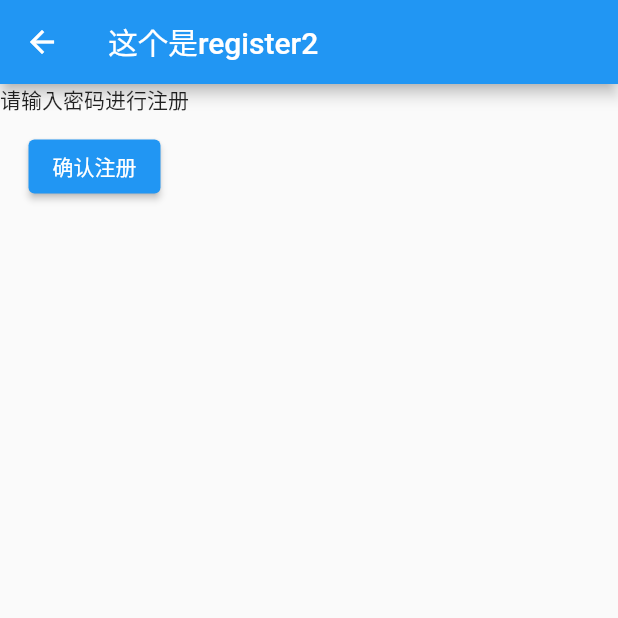
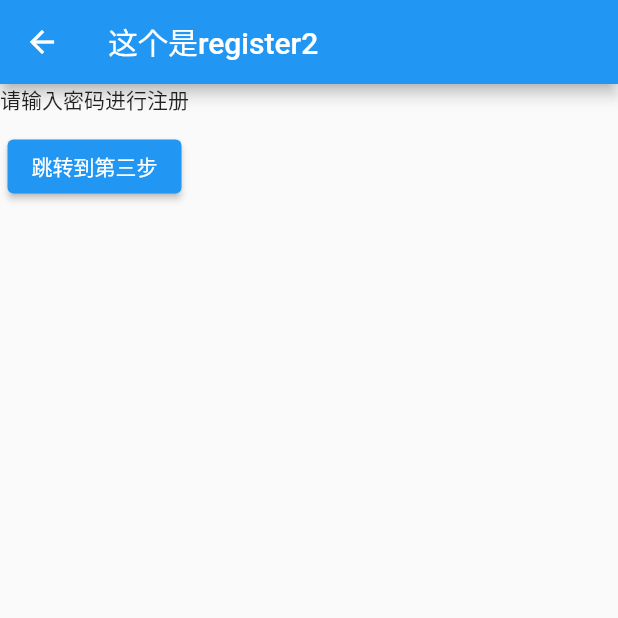
Before and after one commit to xiaoyaole3/flutter_learn, a Flutter app: the RegisterFirstPage screen opened directly, after a tap on "下一步", on a phone screen of 412 x 824 dp, the top half of it. Run offline on Flutter 3.47's test engine with Material 2 defaults, Android fonts, the phone set to English and light mode, and no system bars.

Commit message:
通过指定跳转到某个页面，同时将路径上的路由置为null

```diff
--- a/lib/pages/users/RegisterFirst.dart
+++ b/lib/pages/users/RegisterFirst.dart
@@ -16,9 +16,10 @@ class RegisterFirstPage extends StatelessWidget {
           ElevatedButton(
             child: Text("下一步"),
             onPressed: () {
-              // Navigator.pushNamed(context, '/registerSecond');
+              Navigator.pushNamed(context, '/registerSecond');
+
               // 替换路由，使用第二个页面替换第一个页面，而不是新开一个页面
-              Navigator.of(context).pushReplacementNamed('/registerSecond');
+              // Navigator.of(context).pushReplacementNamed('/registerSecond');
             },
           )
         ],
--- a/lib/pages/users/RegisterSecond.dart
+++ b/lib/pages/users/RegisterSecond.dart
@@ -14,8 +14,13 @@ class RegisterSecond extends StatelessWidget {
           Text("请输入密码进行注册"),
           SizedBox(height: 10,),
           ElevatedButton(
-            child: Text("确认注册"),
+            child: Text("跳转到第三步"),
             onPressed: () {
+              Navigator.of(context).pushNamed('/registerThird');
+
+
+              // 替换路由
+              // Navigator.of(context).pushReplacementNamed('/registerThird');
 
             },
           )
--- a/lib/routes/Routes.dart
+++ b/lib/routes/Routes.dart
@@ -9,6 +9,7 @@ import '../pages/ProductInfo.dart';
 import '../pages/users/Login.dart';
 import '../pages/users/RegisterFirst.dart';
 import '../pages/users/RegisterSecond.dart';
+import '../pages/users/RegisterThird.dart';
 
 
 final routes={
@@ -20,6 +21,7 @@ final routes={
   '/login': (context, {arguments})=>LoginPage(),
   '/registerFirst': (context, {arguments})=>RegisterFirstPage(),
   '/registerSecond': (context, {arguments})=>RegisterSecond(),
+  '/registerThird': (context, {arguments})=>RegisterThird(),
 };
 
 // 这里是声明了一个函数
```
Also changed, not shown: lib/pages/users/RegisterThird.dart (added, +33 -0 lines).
